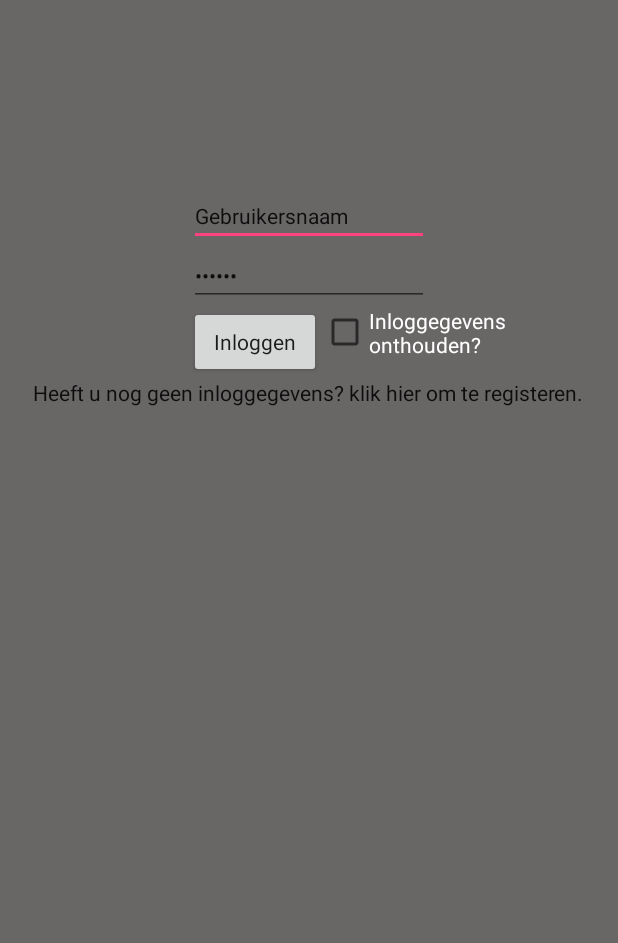
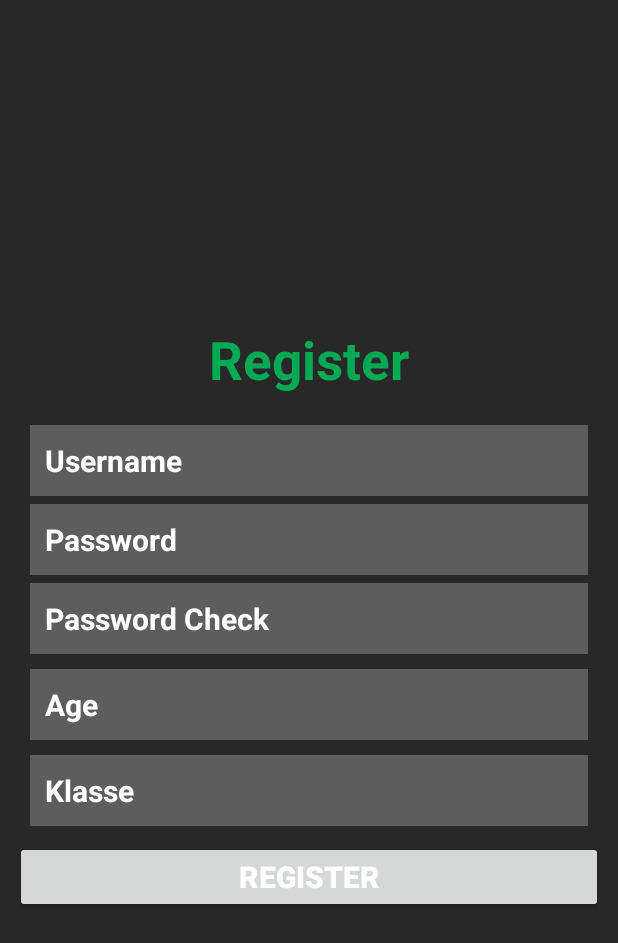
Before and after one commit to pasibun/MatchFixing, an Android app: the layout activity_main.xml on its own in the app's theme, with its tools: preview values and no code run, on a phone screen of 412 x 824 dp. Shown: the top 943 px of the screen. Run offline under Robolectric (Android 15) with nearby library versions, the phone set to English and light mode, and no system bars.

Commit message:
Started with the Register function of the app.

```diff
--- a/app/src/main/AndroidManifest.xml
+++ b/app/src/main/AndroidManifest.xml
@@ -1,6 +1,8 @@
 <?xml version="1.0" encoding="utf-8"?>
 <manifest xmlns:android="http://schemas.android.com/apk/res/android"
     package="com.matchfixing.minor.matchfixing">
+
+    <uses-permission android:name="android.permission.INTERNET"/>
 
     <application
         android:allowBackup="true"
@@ -15,6 +17,8 @@
                 <category android:name="android.intent.category.LAUNCHER" />
             </intent-filter>
         </activity>
+        <activity android:name=".RegisterActivity" >
+        </activity>
     </application>
 
 </manifest>
--- a/app/src/main/res/layout/activity_main.xml
+++ b/app/src/main/res/layout/activity_main.xml
@@ -3,63 +3,119 @@
     xmlns:tools="http://schemas.android.com/tools"
     android:layout_width="match_parent"
     android:layout_height="match_parent"
-    android:paddingBottom="@dimen/activity_vertical_margin"
-    android:paddingLeft="@dimen/activity_horizontal_margin"
-    android:paddingRight="@dimen/activity_horizontal_margin"
-    android:paddingTop="@dimen/activity_vertical_margin"
-    android:background="@color/colorGray"
-    tools:context="com.matchfixing.minor.matchfixing.MainActivity">
+    android:orientation="vertical"
+    android:background="#282828"
+    android:padding="10dp">
 
-    <EditText
-        android:layout_width="wrap_content"
+    <LinearLayout
+        android:layout_width="match_parent"
         android:layout_height="wrap_content"
-        android:layout_centerHorizontal="true"
-        android:inputType="textPersonName"
-        android:text="@string/usernameField"
-        android:ems="10"
-        style="@style/AppTheme"
-        android:id="@+id/userNameField"
-        android:layout_marginTop="108dp" />
+        android:orientation="vertical"
+        android:layout_centerVertical="true"
+        android:padding="10dp"
+        android:id="@+id/linearLayout">
 
-    <EditText
-        android:layout_width="wrap_content"
-        android:layout_height="wrap_content"
-        android:inputType="textPassword"
-        android:ems="10"
-        style="@style/AppTheme"
-        android:id="@+id/passwordField"
-        android:layout_below="@+id/userNameField"
-        android:layout_alignLeft="@+id/userNameField"
-        android:layout_alignStart="@+id/userNameField"
-        android:text="@string/passwordField" />
+        <EditText
+            android:layout_width="match_parent"
+            android:layout_height="wrap_content"
+            android:layout_marginTop="10dp"
+            android:textColor="#ffffff"
+            android:textStyle="bold"
+            android:textColorHint="#ffffff"
+            android:background="#5d5d5d"
+            android:padding="10dp"
+            android:hint="Username"
+            android:textSize="20sp"
+            android:id="@+id/edtuserid" />
 
-    <CheckBox
-        android:id="@+id/saveLoginCheckBox"
-        android:layout_width="fill_parent"
-        android:layout_height="wrap_content"
-        android:layout_centerHorizontal="true"
-        android:layout_below="@id/passwordField"
-        android:layout_toRightOf="@+id/loginBtn"
-        android:text="@string/rememberCheckBox"
-        style="@style/AppTheme"
-        android:textColor="#FFF" />
+        <EditText
+            android:layout_width="match_parent"
+            android:layout_height="wrap_content"
+            android:textSize="20sp"
+            android:hint="Password"
+            android:textColor="#ffffff"
+            android:textColorHint="#ffffff"
+            android:textStyle="bold"
+            android:background="#5d5d5d"
+            android:padding="10dp"
+            android:inputType="textPassword"
+            android:layout_marginTop="5dp"
+            android:id="@+id/edtpass" />
+
+        <EditText
+            android:layout_width="match_parent"
+            android:layout_height="wrap_content"
+            android:textSize="20sp"
+            android:hint="Password Check"
+            android:textColor="#ffffff"
+            android:textColorHint="#ffffff"
+            android:textStyle="bold"
+            android:background="#5d5d5d"
+            android:padding="10dp"
+            android:inputType="textPassword"
+            android:layout_marginTop="5dp"
+            android:id="@+id/edtpasscheck" />
+
+        <EditText
+            android:layout_width="match_parent"
+            android:layout_height="wrap_content"
+            android:layout_marginTop="10dp"
+            android:textColor="#ffffff"
+            android:textStyle="bold"
+            android:textColorHint="#ffffff"
+            android:background="#5d5d5d"
+            android:padding="10dp"
+            android:hint="Age"
+            android:textSize="20sp"
+            android:id="@+id/edtuserage" />
+
+        <EditText
+            android:layout_width="match_parent"
+            android:layout_height="wrap_content"
+            android:layout_marginTop="10dp"
+            android:textColor="#ffffff"
+            android:textStyle="bold"
+            android:textColorHint="#ffffff"
+            android:background="#5d5d5d"
+            android:padding="10dp"
+            android:hint="Klasse"
+            android:textSize="20sp"
+            android:id="@+id/edtuserklasse" />
+
+        <RadioGroup
+            android:layout_width="wrap_content"
+            android:layout_height="wrap_content"
+            android:layout_alignParentBottom="true"
+            android:layout_centerHorizontal="true"></RadioGroup>
+
+    </LinearLayout>
 
     <Button
-        android:layout_width="wrap_content"
+        android:layout_width="match_parent"
         android:layout_height="wrap_content"
-        android:text="@string/loginBtn"
-        android:id="@+id/loginBtn"
-        style="@style/AppTheme"
-        android:layout_below="@+id/passwordField"
-        android:layout_alignLeft="@+id/passwordField"
-        android:layout_alignStart="@+id/passwordField" />
+        android:textColor="#ffffff"
+
+        android:textStyle="bold"
+        android:textSize="20sp"
+        android:padding="10dp"
+        android:id="@+id/btnlogin"
+        android:text="Register"
+        android:onClick="register_register"
+        android:layout_below="@+id/linearLayout"
+        android:layout_alignParentRight="true"
+        android:layout_alignParentEnd="true" />
 
     <TextView
-        android:id="@+id/registerText"
-        android:layout_width="wrap_content"
+        android:layout_width="match_parent"
         android:layout_height="wrap_content"
-        android:layout_below="@id/loginBtn"
-        style="@style/AppTheme"
-        android:layout_centerHorizontal="true"
-        android:text="@string/registerText"/>
+        android:text="Register"
+        android:typeface="sans"
+        android:textSize="35sp"
+        android:textColor="#00aa55"
+        android:textStyle="bold"
+        android:gravity="center"
+        android:layout_above="@+id/linearLayout"
+        android:layout_alignParentLeft="true"
+        android:layout_alignParentStart="true" />
+
 </RelativeLayout>
```
Also changed, not shown: app/src/main/java/com/matchfixing/minor/matchfixing/MainActivity.java (+33 -2 lines), app/src/main/java/com/matchfixing/minor/matchfixing/RegisterActivity.java (added, +130 -0 lines), app/src/main/res/layout/home.xml (added, +13 -0 lines).
